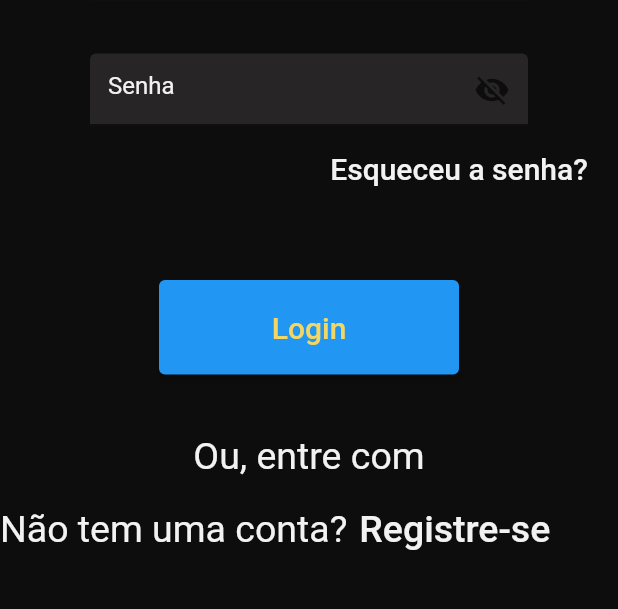
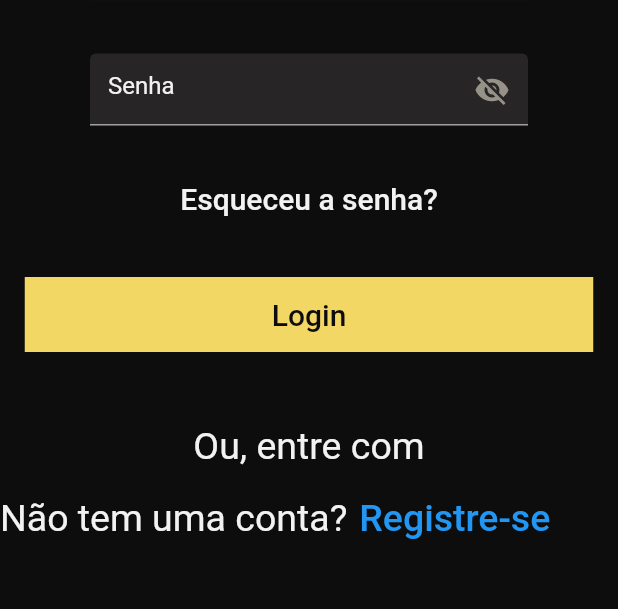
Before and after one commit to celestinhodev/projeto_integrador, a Flutter app: the screen it shows after launch, on a phone screen of 412 x 824 dp, the part 371-980 px from its top. Run offline on Flutter 3.47's test engine with Material 2 defaults, Android fonts, the phone set to English and light mode, and no system bars; our stand-ins replace appwrite, carousel_slider, image_picker; missing offline and left inert: dart:html.

Commit message:
31/08 G v1

```diff
--- a/pi/lib/pages/login.dart
+++ b/pi/lib/pages/login.dart
@@ -25,51 +25,22 @@ class _LoginState extends State<Login> {
               width: 500,
               height: 200,
             ),
-            const Padding(
-              padding: EdgeInsets.fromLTRB(60, 0, 60, 5),
-              child: TextField(
-                decoration: InputDecoration(
-                  hintText: 'Email',
-                  hintStyle: TextStyle(color: paletteWhite),
-                  fillColor: paletteDarkGrey,
-                  filled: true,
-                ),
-              ),
-            ),
+            registerTemplate(hintText: 'Email', isPassword: false),
             const SizedBox(height: 30),
-            Padding(
-              padding: const EdgeInsets.fromLTRB(60, 0, 60, 5),
-              child: TextField(
-                obscureText: !_senhaLogin,
-                decoration: InputDecoration(
-                  hintText: 'Senha',
-                  hintStyle: const TextStyle(color: paletteWhite),
-                  fillColor: paletteDarkGrey,
-                  filled: true,
-                  suffixIcon: GestureDetector(
-                    onTap: () {
-                      setState(() {
-                        _senhaLogin = !_senhaLogin;
-                      });
-                    },
-                    child: Icon(
-                      _senhaLogin ? Icons.visibility : Icons.visibility_off,
-                      color: paletteBlack,
-                    ),
-                  ),
-                ),
-              ),
-            ),
+            registerTemplate(hintText: 'Senha', isPassword: true),
             //////////////Esqueceu a senha///////////////////////////
             Padding(
-              padding: const EdgeInsets.fromLTRB(200, 0, 0, 0),
+              padding: const EdgeInsets.fromLTRB(40, 20, 40,
+                  20), // Ajuste o padding horizontal conforme necessário
+              child: ConstrainedBox(
+                constraints: const BoxConstraints(
+                    minWidth: double.infinity), // Define largura máxima
                 child: TextButton(
                   style: TextButton.styleFrom(
-                  //cor do foregroud
                     foregroundColor: paletteWhite,
                   ),
                   onPressed: () {
-                  //logica aqui
+                    // Lógica aqui
                   },
                   child: const Text(
                     'Esqueceu a senha?',
@@ -79,26 +50,25 @@ class _LoginState extends State<Login> {
                   ),
                 ),
               ),
-            const SizedBox(height: 50),
+            ),
+
             ///////////////Botão login////////////////
-            Container(
-              width: 200,
-              child: ElevatedButton(
-                style: ElevatedButton.styleFrom(
-                  foregroundColor: paletteBlack,
-                  padding: const EdgeInsets.symmetric(
-                    horizontal: 16,
-                    vertical: 20,
-                  ),
-                ),
+            TextButton(
               onPressed: () {
-                  //logica aqui
+
               },
-                child: const Text(
+              child: Container(
+                width: 379,
+                height: 50,
+                color: paletteYellow2, // Cor de fundo do botão
+                padding: const EdgeInsets.symmetric(horizontal: 50), // Ajuste o padding conforme necessário
+                child: const Center(
+                  child: Text(
                     'Login',
                     style: TextStyle(
                       fontSize: 20,
-                    color: paletteYellow2
+                      color: paletteBlack, // Cor do texto
+                    ),
                   ),
                 ),
               ),
@@ -131,9 +101,7 @@ class _LoginState extends State<Login> {
                   },
                   child: const Text(
                     'Registre-se',
-                  style: TextStyle(
-                    fontSize: 25,
-                  ),
+                    style: TextStyle(fontSize: 25, color: Colors.blue),
                   ),
                 ),
               ],
```
Also changed, not shown: pi/lib/components/register_template.dart (+34 -112 lines). Lines whose indentation alone changed are shown as unchanged.
